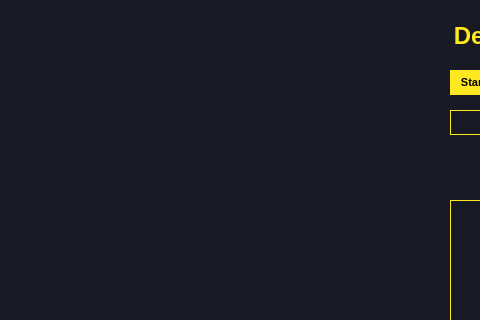
Old version of the form ui/main.ui in the repository MartinRapcan/EyeTracking; both pictures show x 440 to 920 and y 0 to 320 of the 1100 by 700 pixel window.
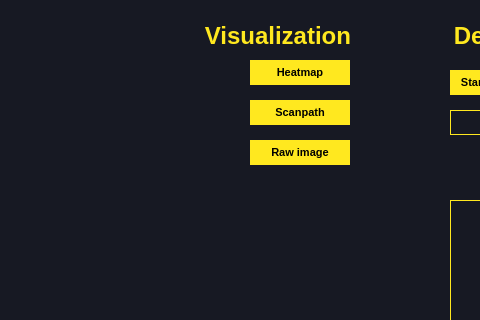
New version of the form.

Commit message: feat: added popupwindow to main aplication for visualizating images, add save option

The edit to the form file:
```diff
--- a/ui/main.ui
+++ b/ui/main.ui
@@ -3718,6 +3718,139 @@
     </property>
    </widget>
   </widget>
+  <widget class="QLabel" name="label_41">
+   <property name="geometry">
+    <rect>
+     <x>570</x>
+     <y>20</y>
+     <width>221</width>
+     <height>31</height>
+    </rect>
+   </property>
+   <property name="styleSheet">
+    <string notr="true">QLabel {
+border: none;
+color: #FFE81F;
+background: none;
+font-size: 24px;
+font-weight: bold;
+}</string>
+   </property>
+   <property name="text">
+    <string>Visualization</string>
+   </property>
+   <property name="alignment">
+    <set>Qt::AlignRight|Qt::AlignTrailing|Qt::AlignVCenter</set>
+   </property>
+  </widget>
+  <widget class="QPushButton" name="heatmap">
+   <property name="geometry">
+    <rect>
+     <x>690</x>
+     <y>60</y>
+     <width>100</width>
+     <height>25</height>
+    </rect>
+   </property>
+   <property name="styleSheet">
+    <string notr="true">QPushButton {
+background-color: #FFE81F;
+border: none;
+font-size: 11px;
+color: black;
+font-weight: 600;
+}
+
+QPushButton:hover {
+background-color: #ccba18;
+
+}
+
+QPushButton:pressed {
+background-color: #ccba18;
+
+}
+
+QPushButton:disabled {
+    background-color:  #87814c;
+}</string>
+   </property>
+   <property name="text">
+    <string>Heatmap</string>
+   </property>
+  </widget>
+  <widget class="QPushButton" name="scanpath">
+   <property name="geometry">
+    <rect>
+     <x>690</x>
+     <y>100</y>
+     <width>100</width>
+     <height>25</height>
+    </rect>
+   </property>
+   <property name="styleSheet">
+    <string notr="true">QPushButton {
+background-color: #FFE81F;
+border: none;
+font-size: 11px;
+color: black;
+font-weight: 600;
+}
+
+QPushButton:hover {
+background-color: #ccba18;
+
+}
+
+QPushButton:pressed {
+background-color: #ccba18;
+
+}
+
+QPushButton:disabled {
+    background-color:  #87814c;
+}</string>
+   </property>
+   <property name="text">
+    <string>Scanpath</string>
+   </property>
+  </widget>
+  <widget class="QPushButton" name="rawImage">
+   <property name="geometry">
+    <rect>
+     <x>690</x>
+     <y>140</y>
+     <width>100</width>
+     <height>25</height>
+    </rect>
+   </property>
+   <property name="styleSheet">
+    <string notr="true">QPushButton {
+background-color: #FFE81F;
+border: none;
+font-size: 11px;
+color: black;
+font-weight: 600;
+}
+
+QPushButton:hover {
+background-color: #ccba18;
+
+}
+
+QPushButton:pressed {
+background-color: #ccba18;
+
+}
+
+QPushButton:disabled {
+    background-color:  #87814c;
+}</string>
+   </property>
+   <property name="text">
+    <string>Raw image</string>
+   </property>
+  </widget>
  </widget>
  <resources/>
  <connections/>
```
The commit also changes 2 other files.
